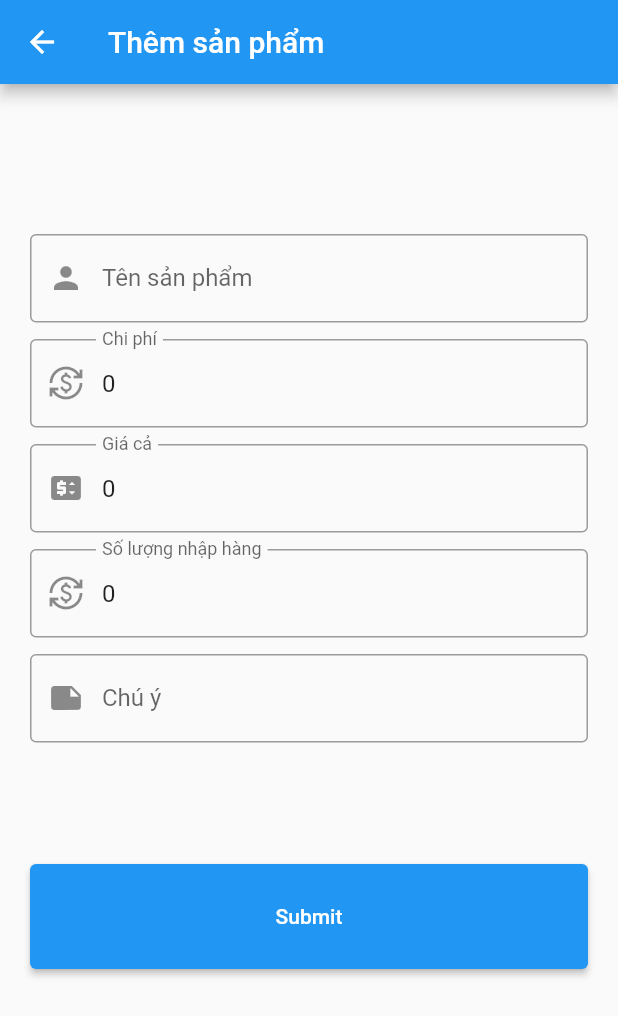
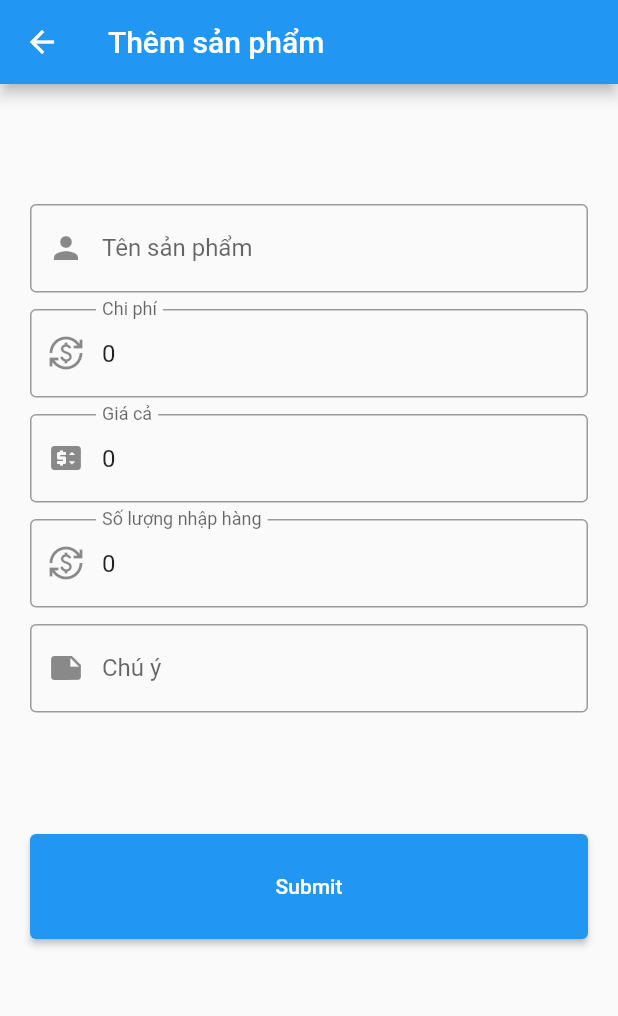
Before and after one commit to demosofa/flutter_product_management, a Flutter app: the CreateUpdateProduct screen opened directly, on a phone screen of 412 x 824 dp. Shown: the top 1016 px of the screen. Run offline on Flutter 3.47's test engine with Material 2 defaults, Android fonts, the phone set to English and light mode, and no system bars; our stand-ins replace mask_text_input_formatter, sqflite, string_validator; accounts and stored records are empty.

Commit message:
update screens

```diff
--- a/lib/screens/create_update_product.dart
+++ b/lib/screens/create_update_product.dart
@@ -62,9 +62,8 @@ class _CreateUpdateProductState extends State<CreateUpdateProduct> {
   Widget build(BuildContext context) {
     return Scaffold(
       appBar: AppBar(title: Text(title)),
-      extendBodyBehindAppBar: true,
       body: Padding(
-        padding: const EdgeInsets.symmetric(horizontal: 20, vertical: 30),
+        padding: const EdgeInsets.symmetric(horizontal: 20, vertical: 10),
         child: Form(
           key: _formKey,
           child: ListView(itemExtent: 70, children: <Widget>[
```
Also changed, not shown: lib/screens/create_update_brand.dart (+13 -4 lines).
